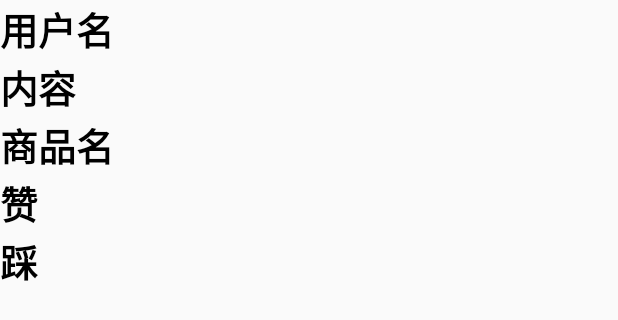
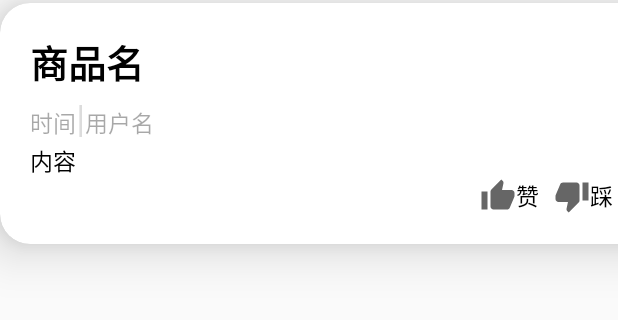
Before and after one commit to luojunlin1223/qxapp, an Android app: the layout recom_item.xml on its own in the app's theme, with its tools: preview values and no code run, on a phone screen of 412 x 824 dp. Shown: the top 320 px of the screen. Run offline under Robolectric (Android 15) with nearby library versions, the phone set to English and light mode, and no system bars.

Commit message:
cardview实现

```diff
--- a/app/src/main/java/com/example/qxapp/Adapter/RecomAdapter.java
+++ b/app/src/main/java/com/example/qxapp/Adapter/RecomAdapter.java
@@ -66,6 +66,7 @@ public class RecomAdapter extends RecyclerView.Adapter<RecyclerView.ViewHolder>
             recyclerViewHolder.thumbdown.setText(String.valueOf(recommondation.getThumbsdown()));
             recyclerViewHolder.thumbsup.setText(String.valueOf(recommondation.getThumbsup()));
             recyclerViewHolder.prodcut.setText(recommondation.getProduct());
+            recyclerViewHolder.time.setText(recommondation.getCreatedAt());
 //          用户点击特定的itemView的时候
             recyclerViewHolder.itemView.setOnClickListener(v -> {
                 int position1 =recyclerViewHolder.getAdapterPosition();
@@ -99,7 +100,7 @@ public class RecomAdapter extends RecyclerView.Adapter<RecyclerView.ViewHolder>
     }
 
     private class RecyclerViewHolder extends RecyclerView.ViewHolder {
-        public TextView username,content,prodcut,thumbsup,thumbdown;
+        public TextView username,content,prodcut,thumbsup,thumbdown,time;
         public RecyclerViewHolder(View itemview, int view_type) {
             super(itemview);
             if(view_type==N_TYPE){
@@ -108,6 +109,7 @@ public class RecomAdapter extends RecyclerView.Adapter<RecyclerView.ViewHolder>
                 prodcut=itemview.findViewById(R.id.product);
                 thumbdown=itemview.findViewById(R.id.thumbsdown);
                 thumbsup=itemview.findViewById(R.id.thumbsup);
+                time=itemview.findViewById(R.id.time);
             }
         }
     }
--- /dev/null
+++ b/app/src/main/res/drawable/thumbdown.xml
@@ -0,0 +1,10 @@
+<vector xmlns:android="http://schemas.android.com/apk/res/android"
+    android:width="24dp"
+    android:height="24dp"
+    android:viewportWidth="24"
+    android:viewportHeight="24"
+    android:tint="?attr/colorControlNormal">
+  <path
+      android:fillColor="@android:color/white"
+      android:pathData="M15,3L6,3c-0.83,0 -1.54,0.5 -1.84,1.22l-3.02,7.05c-0.09,0.23 -0.14,0.47 -0.14,0.73v2c0,1.1 0.9,2 2,2h6.31l-0.95,4.57 -0.03,0.32c0,0.41 0.17,0.79 0.44,1.06L9.83,23l6.59,-6.59c0.36,-0.36 0.58,-0.86 0.58,-1.41L17,5c0,-1.1 -0.9,-2 -2,-2zM19,3v12h4L23,3h-4z"/>
+</vector>
--- /dev/null
+++ b/app/src/main/res/drawable/thumbsup.xml
@@ -0,0 +1,10 @@
+<vector xmlns:android="http://schemas.android.com/apk/res/android"
+    android:width="24dp"
+    android:height="24dp"
+    android:viewportWidth="24"
+    android:viewportHeight="24"
+    android:tint="?attr/colorControlNormal">
+  <path
+      android:fillColor="@android:color/white"
+      android:pathData="M1,21h4L5,9L1,9v12zM23,10c0,-1.1 -0.9,-2 -2,-2h-6.31l0.95,-4.57 0.03,-0.32c0,-0.41 -0.17,-0.79 -0.44,-1.06L14.17,1 7.59,7.59C7.22,7.95 7,8.45 7,9v10c0,1.1 0.9,2 2,2h9c0.83,0 1.54,-0.5 1.84,-1.22l3.02,-7.05c0.09,-0.23 0.14,-0.47 0.14,-0.73v-2z"/>
+</vector>
--- a/app/src/main/res/layout/recom_item.xml
+++ b/app/src/main/res/layout/recom_item.xml
@@ -1,24 +1,17 @@
 <?xml version="1.0" encoding="utf-8"?>
-<LinearLayout xmlns:android="http://schemas.android.com/apk/res/android"
+<androidx.cardview.widget.CardView xmlns:android="http://schemas.android.com/apk/res/android"
+    xmlns:app="http://schemas.android.com/apk/res-auto"
+    android:layout_marginTop="2dp"
+    app:cardCornerRadius="20dp"
+    app:cardElevation="20dp"
+    app:contentPadding="20dp"
+    android:id="@+id/cardview"
+    android:layout_width="457dp"
+    android:layout_height="wrap_content">
+    <LinearLayout
         android:layout_width="match_parent"
         android:layout_height="wrap_content"
         android:orientation="vertical">
-    <TextView
-        android:id="@+id/username"
-        android:textStyle="bold"
-        android:textColor="#000"
-        android:textSize="25sp"
-        android:layout_width="wrap_content"
-        android:layout_height="wrap_content"
-        android:text="用户名"/>
-    <TextView
-        android:id="@+id/content"
-        android:textStyle="bold"
-        android:textColor="#000"
-        android:textSize="25sp"
-        android:layout_width="wrap_content"
-        android:layout_height="wrap_content"
-        android:text="内容"/>
         <TextView
             android:id="@+id/product"
             android:textStyle="bold"
@@ -27,22 +20,69 @@
             android:layout_width="wrap_content"
             android:layout_height="wrap_content"
             android:text="商品名"/>
+        <LinearLayout
+            android:layout_width="match_parent"
+            android:layout_height="wrap_content"
+            android:orientation="horizontal">
             <TextView
-        android:id="@+id/thumbsup"
-        android:textStyle="bold"
-        android:textColor="#000"
+                android:id="@+id/time"
+                android:textColor="#57000000"
+                android:textSize="15sp"
+                android:layout_width="wrap_content"
+                android:layout_height="wrap_content"
+                android:text="时间"/>
+            <TextView
+                android:textColor="#23000000"
                 android:textSize="25sp"
                 android:layout_width="wrap_content"
                 android:layout_height="wrap_content"
+                android:text="|"/>
+            <TextView
+                android:id="@+id/username"
+                android:textColor="#57000000"
+                android:textSize="15sp"
+                android:layout_width="wrap_content"
+                android:layout_height="wrap_content"
+                android:text="用户名"/>
+        </LinearLayout>
+
+        <TextView
+            android:id="@+id/content"
+            android:textColor="#000"
+            android:textSize="15sp"
+            android:layout_width="wrap_content"
+            android:layout_height="wrap_content"
+            android:text="内容"/>
+        <LinearLayout
+            android:layout_marginStart="300dp"
+            android:layout_width="wrap_content"
+            android:layout_height="wrap_content"
+            android:orientation="horizontal">
+            <ImageView
+                android:layout_width="wrap_content"
+                android:layout_height="wrap_content"
+                android:src="@drawable/thumbsup"/>
+            <TextView
+                android:id="@+id/thumbsup"
+                android:textColor="#000"
+                android:textSize="15sp"
+                android:layout_width="wrap_content"
+                android:layout_height="wrap_content"
                 android:text="赞"/>
+            <ImageView
+                android:layout_marginStart="10dp"
+                android:layout_width="wrap_content"
+                android:layout_height="wrap_content"
+                android:src="@drawable/thumbdown"/>
             <TextView
                 android:id="@+id/thumbsdown"
-        android:textStyle="bold"
                 android:textColor="#000"
-        android:textSize="25sp"
+                android:textSize="15sp"
                 android:layout_width="wrap_content"
                 android:layout_height="wrap_content"
                 android:text="踩"/>
 
+        </LinearLayout>
 
     </LinearLayout>
+</androidx.cardview.widget.CardView>
```
Lines whose indentation alone changed are shown as unchanged.
